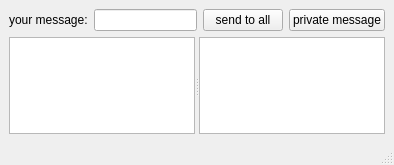
This is client/client/sources/mainwindow.ui in AlexeyShumkin/QChat as Qt 5 draws it before an edit. The edited form follows.
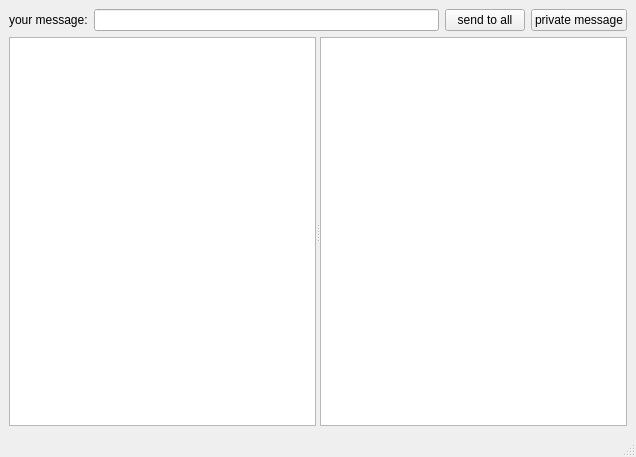
This is the edited form.

The edit to the form file:
```diff
--- a/client/client/sources/mainwindow.ui
+++ b/client/client/sources/mainwindow.ui
@@ -6,8 +6,8 @@
    <rect>
     <x>0</x>
     <y>0</y>
-    <width>394</width>
-    <height>165</height>
+    <width>636</width>
+    <height>457</height>
    </rect>
   </property>
   <property name="windowTitle">
```
Left out of the diff: 2 changed lines with no effect on the pictures.
